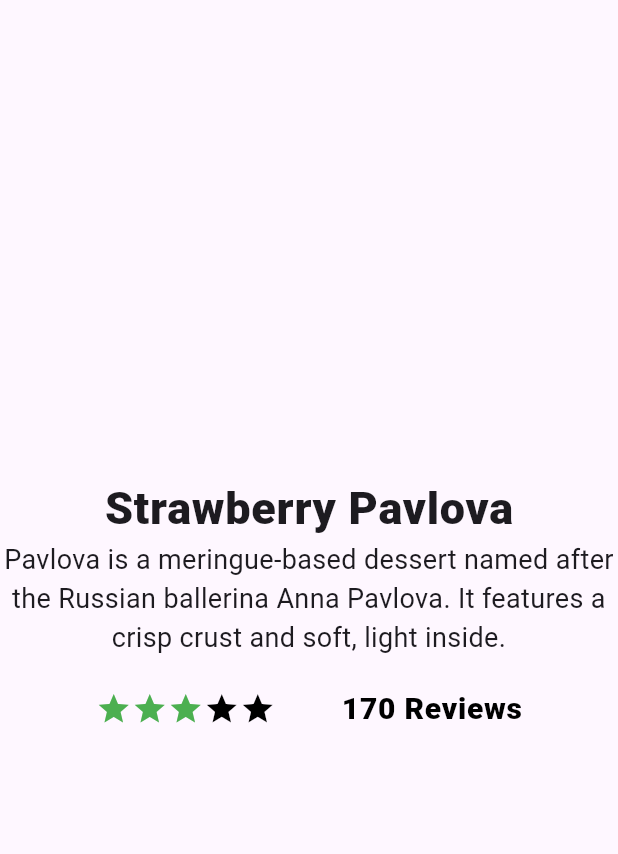
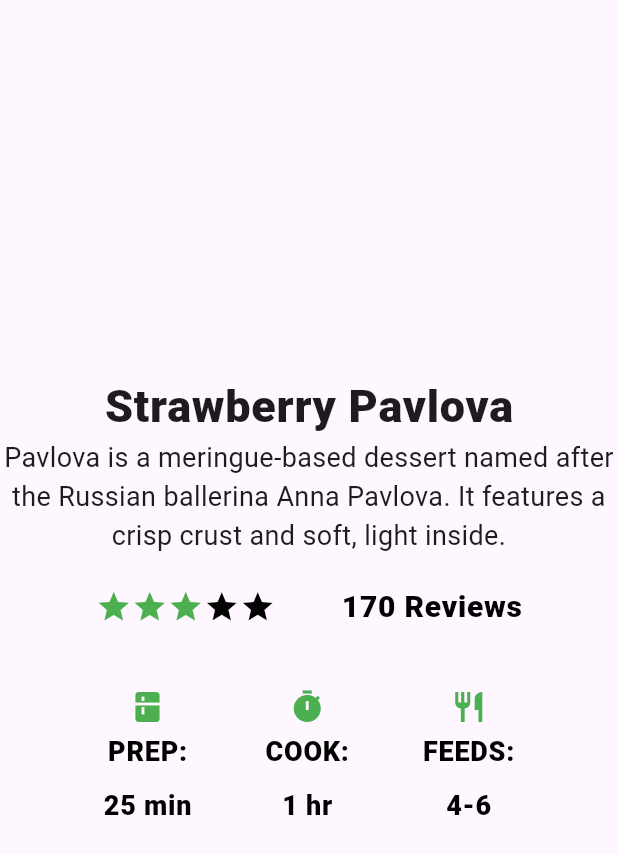
Before and after one commit to deaaww/PM, a Flutter app: the screen it shows after launch, on a phone screen of 412 x 824 dp. Shown: the top 854 px of the screen. Run offline on Flutter 3.47's test engine with Material 3 defaults, Android fonts, the phone set to English and light mode, and no system bars; Roboto replaces fonts that are missing (Georgia).

Commit message:
Nesting rows and columns (IconList)

```diff
--- a/Week#06/src/basic_layout_flutter/lib/main.dart
+++ b/Week#06/src/basic_layout_flutter/lib/main.dart
@@ -56,6 +56,30 @@ class MyApp extends StatelessWidget {
       ),
     );
 
+    const descTextStyle = TextStyle(
+      color: Colors.black,
+      fontWeight: FontWeight.w800,
+      fontFamily: 'Roboto',
+      letterSpacing: 0.5,
+      fontSize: 18,
+      height: 2,
+    );
+
+    final iconList = DefaultTextStyle.merge(
+      style: descTextStyle,
+      child: Container(
+        padding: const EdgeInsets.all(20),
+        child: Row(
+          mainAxisAlignment: MainAxisAlignment.spaceEvenly,
+          children: [
+            Column(children: [Icon(Icons.kitchen, color: Colors.green[500]), const Text('PREP:'), const Text('25 min')]),
+            Column(children: [Icon(Icons.timer, color: Colors.green[500]), const Text('COOK:'), const Text('1 hr')]),
+            Column(children: [Icon(Icons.restaurant, color: Colors.green[500]), const Text('FEEDS:'), const Text('4-6')]),
+          ],
+        ),
+      ),
+    );
+
     return MaterialApp(
       home: Scaffold(
         body: Center(
@@ -65,6 +89,7 @@ class MyApp extends StatelessWidget {
                   titleText,
                   subTitle,
                   ratings,
+                  iconList,
                 ],
               ),
           ),
```
Also changed, not shown: Week#06/src/basic_layout_flutter/images/iconList.png (added), 1 other file.
